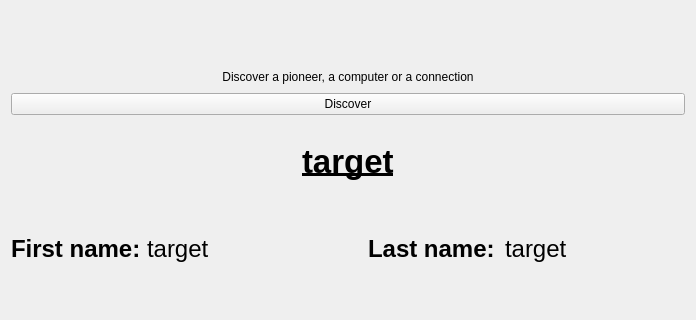
Above: hoopergui/discover_widget.ui from VLN1-15-30/fall-project before the change; both pictures show x 0 to 696 and y 0 to 320 of the 696 by 474 pixel window. Below: the same form after it.
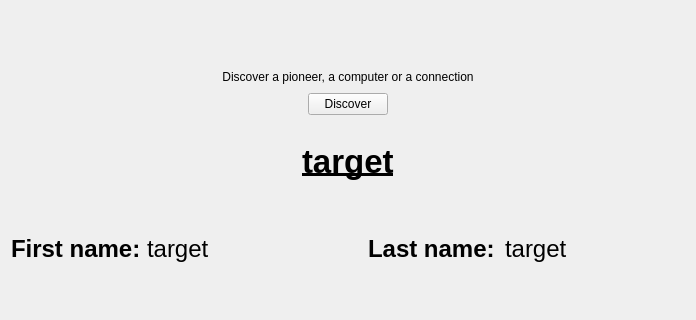
That is the form after the change. Icons and pictures are not drawn.

```diff
--- a/hoopergui/discover_widget.ui
+++ b/hoopergui/discover_widget.ui
@@ -61,7 +61,7 @@
      </property>
     </widget>
    </item>
-   <item>
+   <item alignment="Qt::AlignHCenter">
     <widget class="QPushButton" name="pushButton_discover">
      <property name="styleSheet">
       <string notr="true">background {rgb(131, 58, 255)}</string>
@@ -70,7 +70,7 @@
       <string>Discover</string>
      </property>
      <property name="autoDefault">
-      <bool>true</bool>
+      <bool>false</bool>
      </property>
      <property name="default">
       <bool>false</bool>
```
